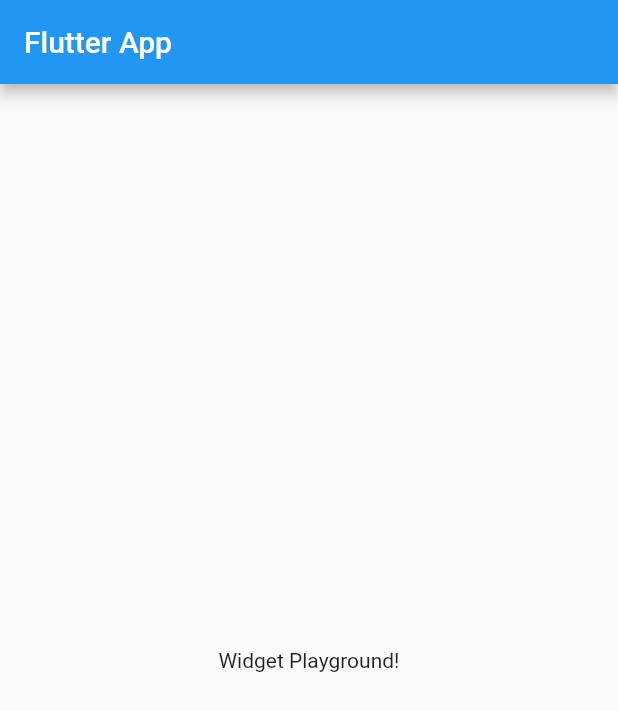
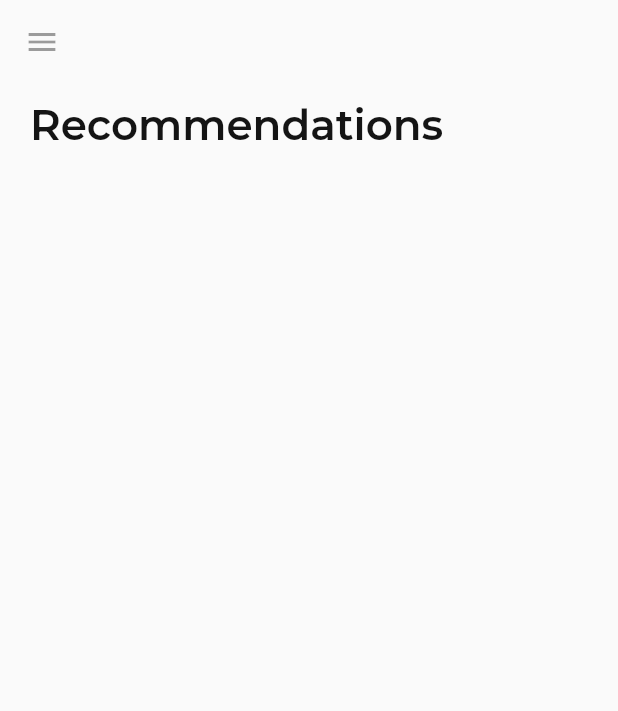
Before and after one commit to zirg41/racurs_app, a Flutter app: the screen it shows after launch, on a phone screen of 412 x 824 dp. Shown: the top 711 px of the screen. Run offline on Flutter 3.47's test engine with Material 2 defaults, Android fonts, the phone set to English and light mode, and no system bars.

Commit message:
RecomendationsPage managing

```diff
--- a/lib/pages/recomendations_page.dart
+++ b/lib/pages/recomendations_page.dart
@@ -3,13 +3,34 @@ import 'package:flutter/material.dart';
 class RecomendationsPage extends StatelessWidget {
   @override
   Widget build(BuildContext context) {
+    final String _pageName = 'Recommendations';
+    final _contextTheme = Theme.of(context);
+    final _mediaQuery = MediaQuery.of(context);
+
+    final appBar = AppBar(
+      //TODO
+      leading: const IconButton(icon: Icon(Icons.menu)),
+      backgroundColor: _contextTheme.canvasColor,
+      elevation: 0,
+    );
+
+    final body = SingleChildScrollView(
+      child: Column(
+        children: [
+          Container(
+            padding: EdgeInsets.symmetric(vertical: 10, horizontal: 20),
+            child: Text(
+              _pageName,
+              style: _contextTheme.textTheme.headline1,
+            ),
+          )
+        ],
+      ),
+    );
+
     return Scaffold(
-      appBar: AppBar(
-        title: Text('Flutter App'),
-      ),
-      body: Center(
-        child: Text('Widget Playground!'),
-      ),
+      appBar: appBar,
+      body: body,
     );
   }
 }
```
